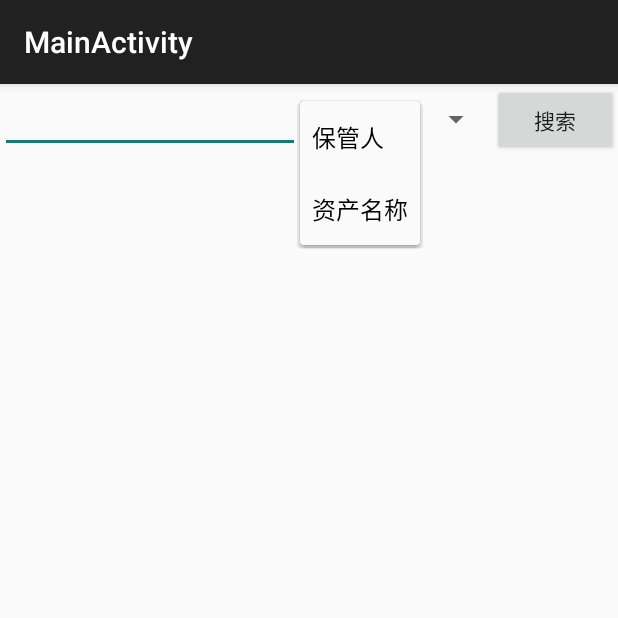
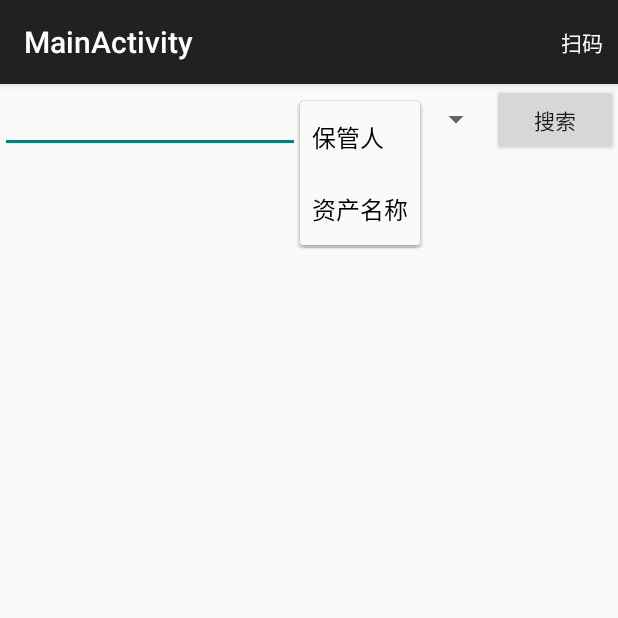
Before and after one commit to lzyzsd/QrDemo, an Android app: the screen it shows after launch (MainActivity), after a tap on "保管人", on a phone screen of 412 x 824 dp, the top half of it. Run offline under Robolectric (Android 15) with nearby library versions, the phone set to English and light mode, and no system bars; libraries missing offline, so code that uses them is left out: com.loopj.android.

Commit message:
add menu to main activity

```diff
--- a/app/src/main/java/com/github/lzyzsd/qrdemo/MainActivity.java
+++ b/app/src/main/java/com/github/lzyzsd/qrdemo/MainActivity.java
@@ -1,9 +1,13 @@
 package com.github.lzyzsd.qrdemo;
 
+import android.content.Intent;
 import android.support.v7.app.ActionBarActivity;
 import android.os.Bundle;
 import android.support.v7.widget.LinearLayoutManager;
 import android.support.v7.widget.RecyclerView;
+import android.view.Menu;
+import android.view.MenuInflater;
+import android.view.MenuItem;
 import android.view.View;
 import android.widget.ArrayAdapter;
 import android.widget.Button;
@@ -112,4 +116,19 @@ public class MainActivity extends ActionBarActivity {
 
         ((MyAdapter) recyclerView.getAdapter()).setProducts(products);
     }
+
+    @Override
+    public boolean onCreateOptionsMenu(Menu menu) {
+        getMenuInflater().inflate(R.menu.activity_main, menu);
+        return true;
+    }
+
+    @Override
+    public boolean onOptionsItemSelected(MenuItem item) {
+        if (item.getItemId() == R.id.menu_scan) {
+            startActivity(new Intent(this, QrActivity.class));
+            return true;
+        }
+        return super.onOptionsItemSelected(item);
+    }
 }
--- a/app/src/main/res/menu/activity_main.xml
+++ b/app/src/main/res/menu/activity_main.xml
@@ -1,9 +1,10 @@
-<menu xmlns:android="http://schemas.android.com/apk/res/android" >
+<menu xmlns:android="http://schemas.android.com/apk/res/android"
+      xmlns:app="http://schemas.android.com/apk/res-auto">
 
     <item
-        android:id="@+id/menu_settings"
+        android:id="@+id/menu_scan"
         android:orderInCategory="100"
-        android:showAsAction="never"
-        android:title="@string/menu_settings"/>
+        app:showAsAction="always"
+        android:title="@string/menu_scan"/>
 
 </menu>
--- a/app/src/main/res/values/strings.xml
+++ b/app/src/main/res/values/strings.xml
@@ -3,7 +3,7 @@
 
     <string name="app_name">QR_CodeScan</string>
     <string name="hello_world">Hello world!</string>
-    <string name="menu_settings">Settings</string>
+    <string name="menu_scan">扫码</string>
 
     <string name="scan_text">将二维码放入框内, 即可自动扫描</string>
     <string name="title_activity_main">MainActivity</string>
```
